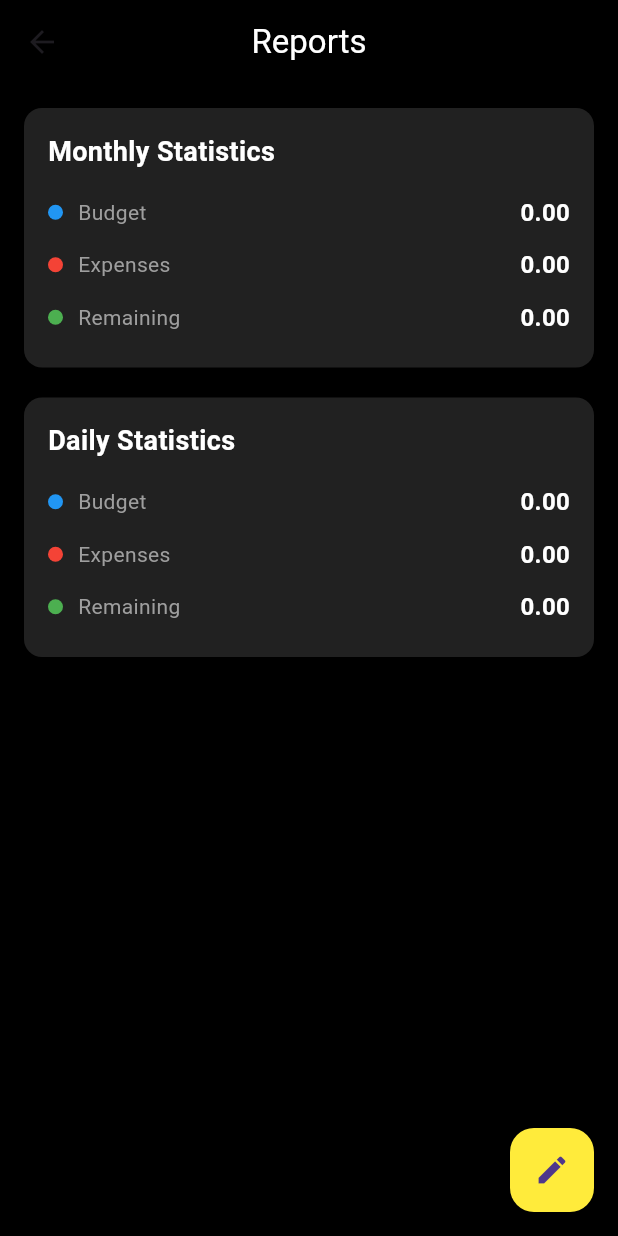
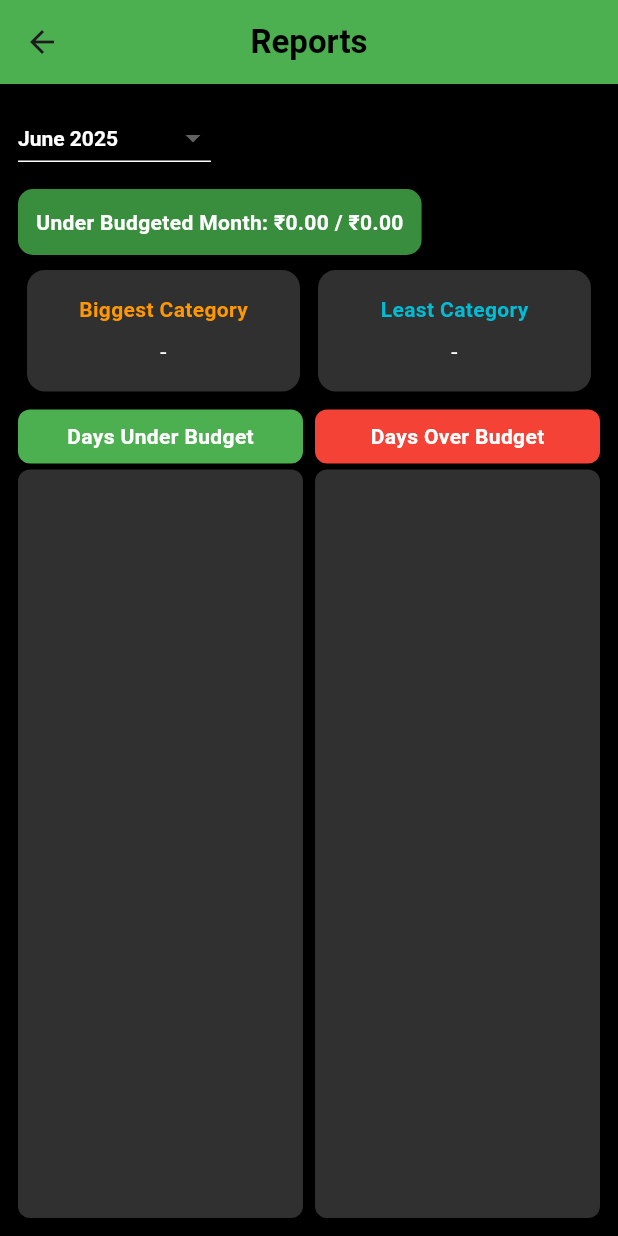
Before and after one commit to sadianusratmunny51/SWE250_Project, a Flutter app: the ExpenseDashboard screen opened by its route, item 3 of the bottom bar chosen, on a phone screen of 412 x 824 dp. Run offline on Flutter 3.47's test engine with Material 3 defaults, Android fonts, the phone set to English and light mode, and no system bars; our stand-ins replace cloud_firestore, firebase_auth, firebase_core, fl_chart, table_calendar; accounts and stored records are empty.

Commit message:
add expense report page

```diff
--- a/lib/pages/ExpenseManager/expense_manager_dashboard.dart
+++ b/lib/pages/ExpenseManager/expense_manager_dashboard.dart
@@ -271,7 +271,7 @@ class _ExpenseDashboardState extends State<ExpenseDashboard> {
                 Navigator.push(
                   context,
                   MaterialPageRoute(
-                    builder: (context) => ReportsPage(expenses: expenses),
+                    builder: (context) => ReportsPage(),
                   ),
                 );
               }),
--- a/lib/pages/ExpenseManager/expense_reports_page.dart
+++ b/lib/pages/ExpenseManager/expense_reports_page.dart
@@ -1,190 +1,283 @@
 import 'package:flutter/material.dart';
+import 'package:cloud_firestore/cloud_firestore.dart';
+import 'package:firebase_auth/firebase_auth.dart';
+import 'package:intl/intl.dart';
 
 class ReportsPage extends StatefulWidget {
-  final List<Map<String, dynamic>> expenses;
-
-  const ReportsPage({super.key, required this.expenses});
+  const ReportsPage({super.key});
 
   @override
   State<ReportsPage> createState() => _ReportsPageState();
 }
 
 class _ReportsPageState extends State<ReportsPage> {
+  DateTime selectedMonth = DateTime.now();
   double monthlyBudget = 0.0;
-  double dailyBudget = 0.0;
+  List<Map<String, dynamic>> expenses = [];
+  Map<String, double> dailyBudgets = {}; // date string -> budget
+  String biggestCategory = '-';
+  String leastCategory = '-';
+  List<String> daysUnderBudget = [];
+  List<String> daysOverBudget = [];
+  double totalSpent = 0.0;
+  bool isLoading = true;
 
-  double getTotalExpenses() {
-    return widget.expenses
-        .fold(0.0, (sum, item) => sum + (item["amount"] as double));
+  @override
+  void initState() {
+    super.initState();
+    final now = DateTime.now();
+    selectedMonth = DateTime(now.year, now.month);
+    fetchData();
   }
 
-  void _showBudgetOptions() {
-    showModalBottomSheet(
-      context: context,
-      builder: (context) {
-        return Container(
-          padding: const EdgeInsets.all(16),
-          decoration: const BoxDecoration(
-            color: Colors.black,
-            borderRadius: BorderRadius.vertical(top: Radius.circular(20)),
-          ),
-          child: Column(
-            mainAxisSize: MainAxisSize.min,
-            children: [
-              ListTile(
-                leading: const Icon(Icons.calendar_month, color: Colors.white),
-                title: const Text("Set Monthly Budget",
-                    style: TextStyle(color: Colors.white)),
-                onTap: () {
-                  Navigator.pop(context);
-                  _showBudgetDialog("Monthly Budget");
-                },
-              ),
-              ListTile(
-                leading: const Icon(Icons.calendar_today, color: Colors.white),
-                title: const Text("Set Daily Budget",
-                    style: TextStyle(color: Colors.white)),
-                onTap: () {
-                  Navigator.pop(context);
-                  _showBudgetDialog("Daily Budget");
-                },
-              ),
-            ],
-          ),
+  Future<void> fetchData() async {
+    final uid = FirebaseAuth.instance.currentUser?.uid;
+    if (uid == null) return;
+
+    final userDoc = FirebaseFirestore.instance.collection('users').doc(uid);
+
+    // ✅ Fetch monthly budget from monthlyBudgets subcollection
+    final monthKey = DateFormat('yyyy-MM').format(selectedMonth);
+    final monthSnapshot =
+        await userDoc.collection('monthlyBudgets').doc(monthKey).get();
+    monthlyBudget = (monthSnapshot.data()?['amount'] ?? 0).toDouble();
+
+    // ✅ Fetch daily budgets
+    final dailyBudgetSnapshots = await userDoc.collection('dailyBudgets').get();
+    dailyBudgets.clear();
+    for (var doc in dailyBudgetSnapshots.docs) {
+      final dateStr = doc.id; // should be yyyy-MM-dd
+      final amount = (doc.data()['amount'] ?? 0).toDouble();
+      dailyBudgets[dateStr] = amount;
+    }
+
+    // ✅ Fetch expenses
+    final expenseSnapshots = await userDoc.collection('expenses').get();
+    expenses = expenseSnapshots.docs.where((doc) {
+      final data = doc.data();
+      return data.containsKey('date') && data['date'] is Timestamp;
+    }).map((doc) {
+      final data = doc.data();
+      return {
+        'amount': (data['amount'] ?? 0).toDouble(),
+        'category': data['category'] ?? 'Uncategorized',
+        'date': (data['date'] as Timestamp).toDate(),
+      };
+    }).toList();
+
+    _processData();
+  }
+
+  void _processData() {
+    final monthExpenses = expenses.where((e) {
+      final date = e['date'] as DateTime;
+      return date.month == selectedMonth.month &&
+          date.year == selectedMonth.year;
+    }).toList();
+
+    Map<String, double> categoryTotals = {};
+    Map<String, double> dailyTotals = {};
+    Map<String, DateTime> dateMap = {};
+
+    for (var expense in monthExpenses) {
+      final category = expense['category'];
+      final amount = expense['amount'];
+      final date = expense['date'];
+      final dateKey = DateFormat('yyyy-MM-dd').format(date);
+
+      categoryTotals[category] = (categoryTotals[category] ?? 0) + amount;
+      dailyTotals[dateKey] = (dailyTotals[dateKey] ?? 0) + amount;
+      dateMap[dateKey] = date;
+    }
+
+    totalSpent = monthExpenses.fold(0.0, (sum, item) => sum + item['amount']);
+
+    if (categoryTotals.isNotEmpty) {
+      final sorted = categoryTotals.entries.toList()
+        ..sort((a, b) => b.value.compareTo(a.value));
+      biggestCategory = sorted.first.key;
+      leastCategory = sorted.last.key;
+    } else {
+      biggestCategory = '-';
+      leastCategory = '-';
+    }
+
+    daysUnderBudget.clear();
+    daysOverBudget.clear();
+
+    dailyTotals.forEach((key, total) {
+      final date = dateMap[key]!;
+      final label =
+          "${DateFormat('EEEE').format(date)} (${DateFormat('MMM d').format(date)})";
+      final dayBudget = dailyBudgets[key];
+
+      if (dayBudget != null) {
+        if (total > dayBudget) {
+          daysOverBudget.add(label);
+        } else {
+          daysUnderBudget.add(label);
+        }
+      } else {
+        daysUnderBudget.add("$label (no budget)");
+      }
+    });
+
+    setState(() {
+      isLoading = false;
+    });
+  }
+
+  Widget _monthDropdown() {
+    return DropdownButton<DateTime>(
+      value: selectedMonth,
+      style: const TextStyle(color: Colors.white, fontWeight: FontWeight.bold),
+      dropdownColor: Colors.black87,
+      underline: Container(height: 1, color: Colors.white),
+      items: List.generate(12, (index) {
+        final now = DateTime.now();
+        final month = DateTime(now.year, index + 1, 1);
+        return DropdownMenuItem(
+          value: month,
+          child: Text(DateFormat('MMMM yyyy').format(month)),
         );
+      }),
+      onChanged: (value) {
+        if (value != null) {
+          setState(() {
+            selectedMonth = value;
+            fetchData();
+          });
+        }
       },
     );
   }
 
-  void _showBudgetDialog(String budgetType) {
-    TextEditingController budgetController = TextEditingController();
+  Widget _statusBar() {
+    final isOver = totalSpent > monthlyBudget;
+    return Container(
+      padding: const EdgeInsets.all(12),
+      margin: const EdgeInsets.symmetric(vertical: 10),
+      decoration: BoxDecoration(
+        color: isOver ? Colors.red[700] : Colors.green[700],
+        borderRadius: BorderRadius.circular(10),
+      ),
+      child: Text(
+        isOver
+            ? "Over Budgeted Month: ₹${totalSpent.toStringAsFixed(2)} / ₹${monthlyBudget.toStringAsFixed(2)}"
+            : "Under Budgeted Month: ₹${totalSpent.toStringAsFixed(2)} / ₹${monthlyBudget.toStringAsFixed(2)}",
+        style:
+            const TextStyle(color: Colors.white, fontWeight: FontWeight.bold),
+      ),
+    );
+  }
 
-    showDialog(
-      context: context,
-      builder: (context) {
-        return AlertDialog(
-          title: Text("Set $budgetType"),
-          content: TextField(
-            controller: budgetController,
-            keyboardType: TextInputType.number,
-            decoration: InputDecoration(hintText: "Enter $budgetType amount"),
+  Widget _infoTile(String title, String value, Color color) {
+    return Expanded(
+      child: Container(
+        padding: const EdgeInsets.all(16),
+        margin: const EdgeInsets.symmetric(horizontal: 6),
+        decoration: BoxDecoration(
+          color: Colors.grey[850],
+          borderRadius: BorderRadius.circular(12),
         ),
-          actions: [
-            TextButton(
-              child: const Text("Cancel"),
-              onPressed: () => Navigator.pop(context),
+        child: Column(
+          children: [
+            Text(title,
+                style: TextStyle(
+                    color: color, fontWeight: FontWeight.bold, fontSize: 14)),
+            const SizedBox(height: 8),
+            Text(value,
+                textAlign: TextAlign.center,
+                style: const TextStyle(color: Colors.white, fontSize: 15)),
+          ],
         ),
-            ElevatedButton(
-              child: const Text("Save"),
-              onPressed: () {
-                setState(() {
-                  double amount = double.tryParse(budgetController.text) ?? 0.0;
-                  if (budgetType == "Monthly Budget") {
-                    monthlyBudget = amount;
-                  } else {
-                    dailyBudget = amount;
+      ),
+    );
   }
-                });
-                Navigator.pop(context);
-              },
+
+  Widget _scrollableDaysList(String title, List<String> items, Color color) {
+    return Expanded(
+      child: Column(
+        crossAxisAlignment: CrossAxisAlignment.start,
+        children: [
+          Container(
+            padding: const EdgeInsets.symmetric(vertical: 8),
+            margin: const EdgeInsets.only(bottom: 4),
+            decoration: BoxDecoration(
+              color: color,
+              borderRadius: BorderRadius.circular(8),
             ),
+            child: Center(
+              child: Text(title,
+                  style: const TextStyle(
+                      color: Colors.white, fontWeight: FontWeight.bold)),
+            ),
+          ),
+          Expanded(
+            child: Container(
+              padding: const EdgeInsets.all(8),
+              decoration: BoxDecoration(
+                color: Colors.grey[850],
+                borderRadius: BorderRadius.circular(8),
+              ),
+              child: Scrollbar(
+                child: ListView.builder(
+                  itemCount: items.length,
+                  itemBuilder: (_, i) => Padding(
+                    padding: const EdgeInsets.symmetric(vertical: 4),
+                    child: Text(items[i],
+                        style: const TextStyle(
+                            color: Colors.white70, fontSize: 14)),
+                  ),
+                ),
+              ),
+            ),
+          )
         ],
-        );
-      },
+      ),
     );
   }
 
   @override
   Widget build(BuildContext context) {
-    double totalExpenses = getTotalExpenses();
-    double remainingMonthly = monthlyBudget - totalExpenses;
-    double remainingDaily = dailyBudget - totalExpenses;
-
     return Scaffold(
       backgroundColor: Colors.black,
       appBar: AppBar(
-        backgroundColor: Colors.black,
-        title: const Text("Reports", style: TextStyle(color: Colors.white)),
+        title: const Text("Reports",
+            style: TextStyle(color: Colors.black, fontWeight: FontWeight.bold)),
         centerTitle: true,
+        backgroundColor: Colors.green,
       ),
-      body: Padding(
-        padding: const EdgeInsets.all(16.0),
+      body: isLoading
+          ? const Center(child: CircularProgressIndicator())
+          : Padding(
+              padding: const EdgeInsets.all(12),
               child: Column(
+                crossAxisAlignment: CrossAxisAlignment.start,
                 children: [
-            _buildStatisticsSection("Monthly Statistics", remainingMonthly,
-                monthlyBudget, totalExpenses),
-            const SizedBox(height: 20),
-            _buildStatisticsSection(
-                "Daily Statistics", remainingDaily, dailyBudget, totalExpenses),
+                  _monthDropdown(),
+                  _statusBar(),
+                  Row(
+                    children: [
+                      _infoTile(
+                          "Biggest Category", biggestCategory, Colors.orange),
+                      _infoTile("Least Category", leastCategory, Colors.cyan),
+                    ],
+                  ),
+                  const SizedBox(height: 12),
+                  Expanded(
+                    child: Row(
+                      children: [
+                        _scrollableDaysList(
+                            "Days Under Budget", daysUnderBudget, Colors.green),
+                        const SizedBox(width: 8),
+                        _scrollableDaysList(
+                            "Days Over Budget", daysOverBudget, Colors.red),
                       ],
                     ),
                   ),
-      floatingActionButton: FloatingActionButton(
-        onPressed: _showBudgetOptions,
-        child: const Icon(Icons.edit),
-        backgroundColor: Colors.yellow,
-      ),
-    );
-  }
-
-  Widget _buildStatisticsSection(
-      String title, double remaining, double budget, double expenses) {
-    return Container(
-      padding: const EdgeInsets.all(16),
-      decoration: BoxDecoration(
-        color: Colors.grey[900],
-        borderRadius: BorderRadius.circular(12),
-      ),
-      child: Column(
-        crossAxisAlignment: CrossAxisAlignment.start,
-        children: [
-          Text(title,
-              style: const TextStyle(
-                  fontSize: 18,
-                  fontWeight: FontWeight.bold,
-                  color: Colors.white)),
-          const SizedBox(height: 10),
-          Column(
-            children: [
-              _buildStatItem("Budget", budget.toStringAsFixed(2), Colors.blue),
-              _buildStatItem(
-                  "Expenses", expenses.toStringAsFixed(2), Colors.red),
-              _buildStatItem(
-                  "Remaining", remaining.toStringAsFixed(2), Colors.green),
                 ],
               ),
-        ],
-      ),
-    );
-  }
-
-  Widget _buildStatItem(String label, String value, Color dotColor) {
-    return Padding(
-      padding: const EdgeInsets.symmetric(vertical: 6.0),
-      child: Row(
-        mainAxisAlignment: MainAxisAlignment.spaceBetween,
-        children: [
-          Row(
-            children: [
-              Container(
-                width: 10,
-                height: 10,
-                decoration: BoxDecoration(
-                  color: dotColor,
-                  shape: BoxShape.circle,
-                ),
-              ),
-              const SizedBox(width: 10),
-              Text(label,
-                  style: const TextStyle(color: Colors.grey, fontSize: 14)),
-            ],
-          ),
-          Text(value,
-              style: const TextStyle(
-                  color: Colors.white,
-                  fontSize: 16,
-                  fontWeight: FontWeight.bold)),
-        ],
             ),
     );
   }
--- a/lib/routes.dart
+++ b/lib/routes.dart
@@ -1,4 +1,5 @@
 import 'package:flutter/material.dart';
+import 'package:project/pages/Location/TrackMePage.dart';
 import 'package:project/pages/Notifications/notification_page.dart';
 import 'pages/login.dart';
 import 'pages/dashboard_page.dart';
@@ -17,5 +18,6 @@ class AppRoutes {
     '/tasks': (context) => const TaskListPage(),
     //'/reminders': (context) => const NotificationsPage(),
     '/profile': (context) => ProfilePage(),
+    //  '/trackme': (context) => TrackMePage(),
   };
 }
--- a/pubspec.yaml
+++ b/pubspec.yaml
@@ -40,6 +40,7 @@ dependencies:
   cupertino_icons: ^1.0.8
   table_calendar: ^3.2.0
   shared_preferences: ^2.5.3
+
 
 dev_dependencies:
   flutter_test:
```
Also changed, not shown: lib/pages/Location/TrackMePage.dart (added), 5 other files. Lines whose indentation alone changed are shown as unchanged.
